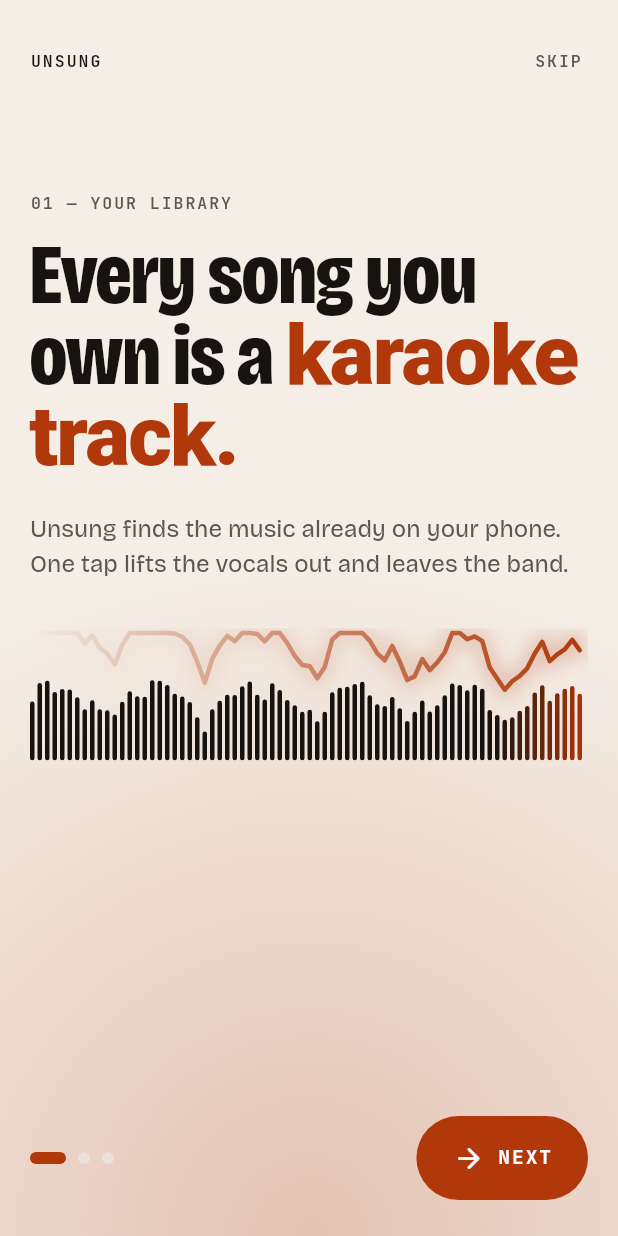
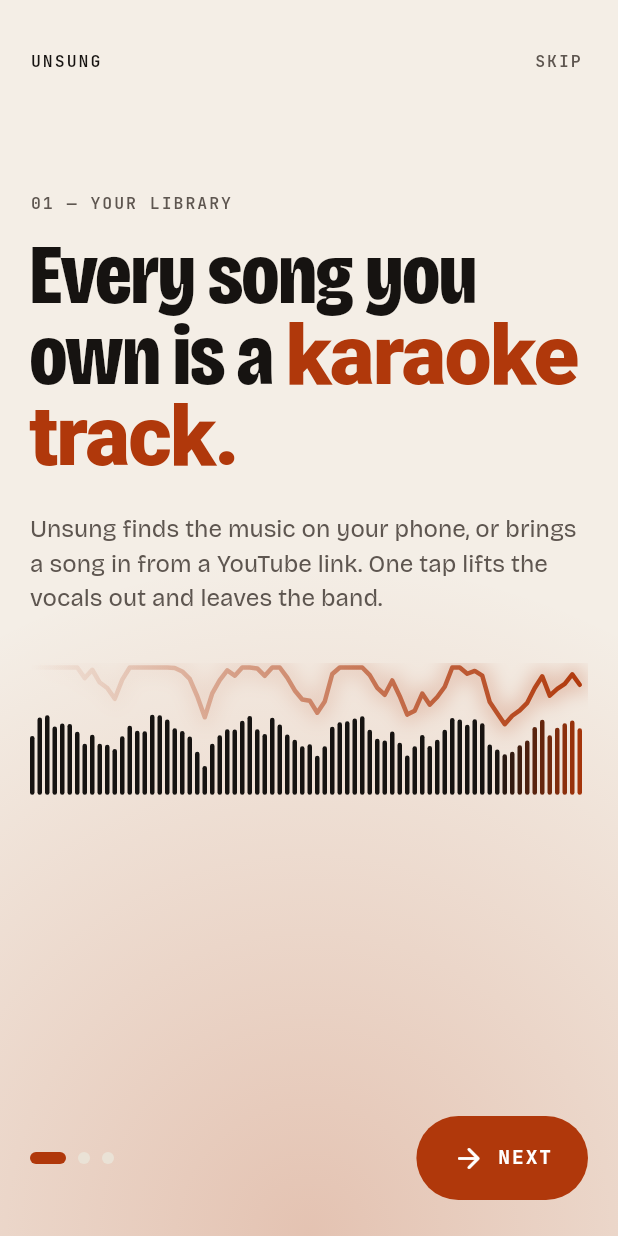
Before and after one commit to andymarrow/unsung, a Flutter app: the screen it shows after launch, on a phone screen of 412 x 824 dp. Run offline on Flutter 3.47's test engine with Material 3 defaults, Android fonts, the phone set to English and light mode, and no system bars; our stand-ins replace flutter_riverpod, go_router, just_audio, permission_handler, shared_preferences, supabase_flutter; missing offline and left inert: record, youtube_explode_dart; accounts and stored records are empty.

Commit message:
copy: onboarding mentions YouTube links
Co-Authored-By: Claude Opus 5.5 <noreply@anthropic.com>
Claude-Session: https://claude.ai/code/session_01EdRWFHNE7onohuhQ7Qawu4

```diff
--- a/lib/features/onboarding/onboarding_screen.dart
+++ b/lib/features/onboarding/onboarding_screen.dart
@@ -26,7 +26,7 @@ const _beats = [
     '01 — Your library',
     'Every song you own is a',
     'karaoke track.',
-    'Unsung finds the music already on your phone. One tap lifts the vocals out and leaves the band.',
+    'Unsung finds the music on your phone, or brings a song in from a YouTube link. One tap lifts the vocals out and leaves the band.',
     UnsingBeatVisual(),
   ),
   _Beat(
```
Also changed, not shown: 2 other files.
